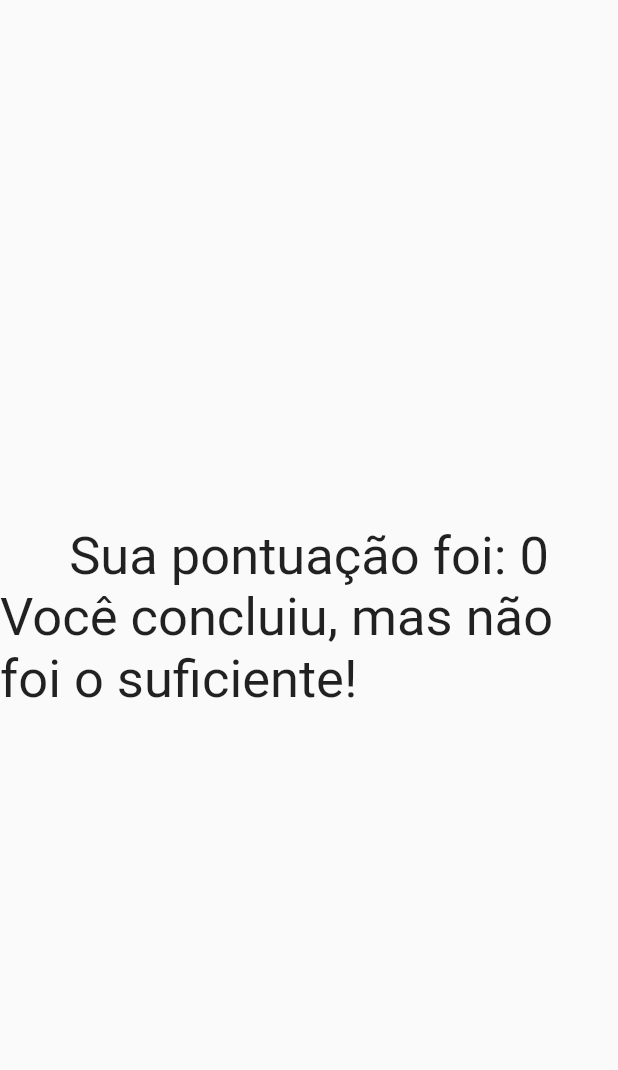
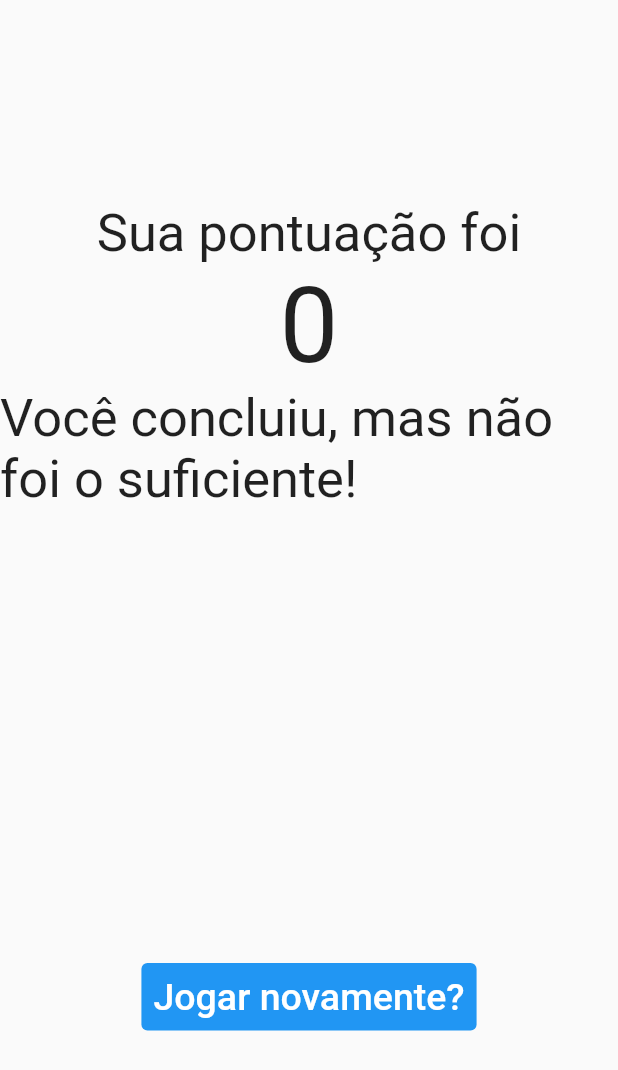
Before and after one commit to e-medeiros1/quiz_app, a Flutter app: the Resultado widget shown alone on an empty page, opened directly with empty values, on a phone screen of 412 x 824 dp. Shown: the top 1070 px of the screen. Run offline on Flutter 3.47's test engine with Material 2 defaults, Android fonts, the phone set to English and light mode, and no system bars.

Commit message:
Versão 1.0.0

```diff
--- a/lib/perguntas_app.dart
+++ b/lib/perguntas_app.dart
@@ -49,8 +49,13 @@ class _PerguntaAppState extends State<PerguntaApp> {
         pontuacaoTotal += pontuacao;
       });
     }
+  }
 
-    print(pontuacaoTotal);
+  void reiniciar() {
+    setState(() {
+      _perguntaSelecionada = 0;
+      pontuacaoTotal = 0;
+    });
   }
 
   bool get temPerguntaSelecionada {
@@ -75,6 +80,7 @@ class _PerguntaAppState extends State<PerguntaApp> {
               )
             : Resultado(
                 pontuacao: pontuacaoTotal,
+                quandoReiniciado: reiniciar,
               ),
       ),
     );
--- a/lib/resultado_final.dart
+++ b/lib/resultado_final.dart
@@ -3,9 +3,12 @@
 import 'package:flutter/material.dart';
 
 class Resultado extends StatelessWidget {
-  const Resultado({Key? key, required this.pontuacao}) : super(key: key);
+  const Resultado(
+      {Key? key, required this.pontuacao, required this.quandoReiniciado})
+      : super(key: key);
 
   final int pontuacao;
+  final void Function() quandoReiniciado;
 
   String get fraseResultado {
     if (pontuacao < 21) {
@@ -22,18 +25,21 @@ class Resultado extends StatelessWidget {
   @override
   Widget build(BuildContext context) {
     return Column(
+      mainAxisAlignment: MainAxisAlignment.center,
       children: [
-        Spacer(),
         Center(
-            child: Text('Sua pontuação foi: $pontuacao',
-                style: TextStyle(fontSize: 35))),
-        Center(
-          child: Text(
-            fraseResultado,
-            style: TextStyle(fontSize: 35),
-          ),
+            child: Text('Sua pontuação foi', style: TextStyle(fontSize: 35))),
+        Text('$pontuacao', style: TextStyle(fontSize: 70)),
+        Center(child: Text(fraseResultado, style: TextStyle(fontSize: 35))),
+        Container(
+          padding: EdgeInsets.fromLTRB(0, 300, 0, 0),
+          child: TextButton(
+              style: ButtonStyle(
+                  backgroundColor: MaterialStateProperty.all(Colors.blue)),
+              onPressed: quandoReiniciado,
+              child: Text('Jogar novamente?',
+                  style: TextStyle(fontSize: 25, color: Colors.white))),
         ),
-        Spacer(),
       ],
     );
   }
```
